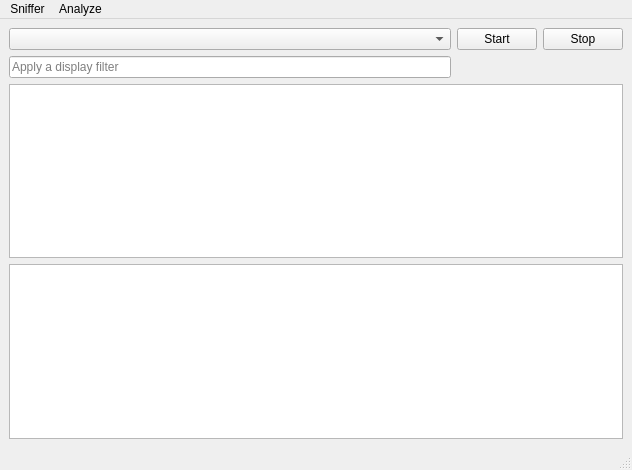
The window that mainwindow.ui (Yuuoniy/Sniffer) describes before a commit, drawn with Qt 5.
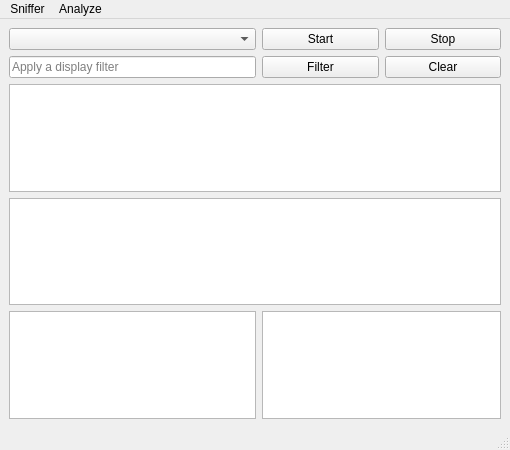
The same window after the commit.

Patch:
```diff
--- a/mainwindow.ui
+++ b/mainwindow.ui
@@ -6,8 +6,8 @@
    <rect>
     <x>0</x>
     <y>0</y>
-    <width>632</width>
-    <height>470</height>
+    <width>510</width>
+    <height>450</height>
    </rect>
   </property>
   <property name="windowTitle">
@@ -15,20 +15,6 @@
   </property>
   <widget class="QWidget" name="centralwidget">
    <layout class="QGridLayout" name="gridLayout">
-    <item row="0" column="0">
-     <widget class="QComboBox" name="comboBox">
-      <property name="placeholderText">
-       <string>Choose a Adapter</string>
-      </property>
-     </widget>
-    </item>
-    <item row="0" column="2">
-     <widget class="QPushButton" name="stopButton">
-      <property name="text">
-       <string>Stop</string>
-      </property>
-     </widget>
-    </item>
     <item row="0" column="1">
      <widget class="QPushButton" name="startButton">
       <property name="text">
@@ -36,6 +22,20 @@
       </property>
      </widget>
     </item>
+    <item row="1" column="1">
+     <widget class="QPushButton" name="pushButton">
+      <property name="text">
+       <string>Filter</string>
+      </property>
+     </widget>
+    </item>
+    <item row="0" column="2">
+     <widget class="QPushButton" name="stopButton">
+      <property name="text">
+       <string>Stop</string>
+      </property>
+     </widget>
+    </item>
     <item row="1" column="0">
      <widget class="QLineEdit" name="lineEdit">
       <property name="placeholderText">
@@ -43,12 +43,40 @@
       </property>
      </widget>
     </item>
-    <item row="2" column="0" colspan="3">
-     <widget class="QTableView" name="packetTableView"/>
+    <item row="1" column="2">
+     <widget class="QPushButton" name="pushButton_2">
+      <property name="text">
+       <string>Clear</string>
+      </property>
+     </widget>
     </item>
     <item row="3" column="0" colspan="3">
      <widget class="QTreeView" name="detailTreeView"/>
     </item>
+    <item row="0" column="0">
+     <widget class="QComboBox" name="comboBox">
+      <property name="placeholderText">
+       <string>Choose a Adapter</string>
+      </property>
+     </widget>
+    </item>
+    <item row="2" column="0" colspan="3">
+     <widget class="QTableView" name="packetTableView"/>
+    </item>
+    <item row="4" column="0">
+     <widget class="QTextEdit" name="textEdit">
+      <property name="readOnly">
+       <bool>true</bool>
+      </property>
+     </widget>
+    </item>
+    <item row="4" column="1" colspan="2">
+     <widget class="QTextEdit" name="acsiiTextEdit">
+      <property name="readOnly">
+       <bool>true</bool>
+      </property>
+     </widget>
+    </item>
    </layout>
   </widget>
   <widget class="QMenuBar" name="menubar">
@@ -56,7 +84,7 @@
     <rect>
      <x>0</x>
      <y>0</y>
-     <width>632</width>
+     <width>510</width>
      <height>21</height>
     </rect>
    </property>
```
